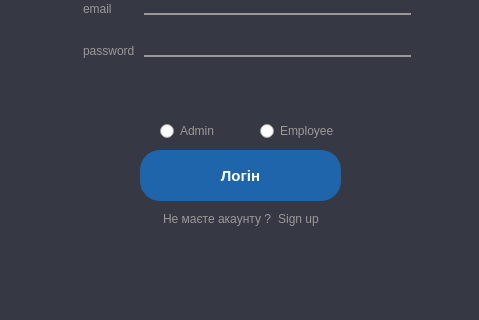
Annakkm/Todolist, file login.ui: the form before one commit; both pictures show x 0 to 479 and y 210 to 530 of the 479 by 530 pixel window.
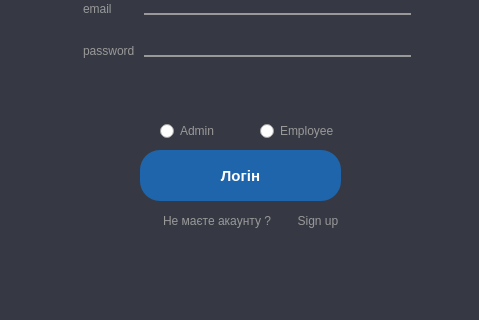
The form after the commit. Icons and pictures are not drawn.

What changed in the file:
```diff
--- a/login.ui
+++ b/login.ui
@@ -202,8 +202,8 @@
     <rect>
      <x>160</x>
      <y>410</y>
-     <width>159</width>
-     <height>39</height>
+     <width>196</width>
+     <height>43</height>
     </rect>
    </property>
    <layout class="QHBoxLayout" name="horizontalLayout_2">
```
